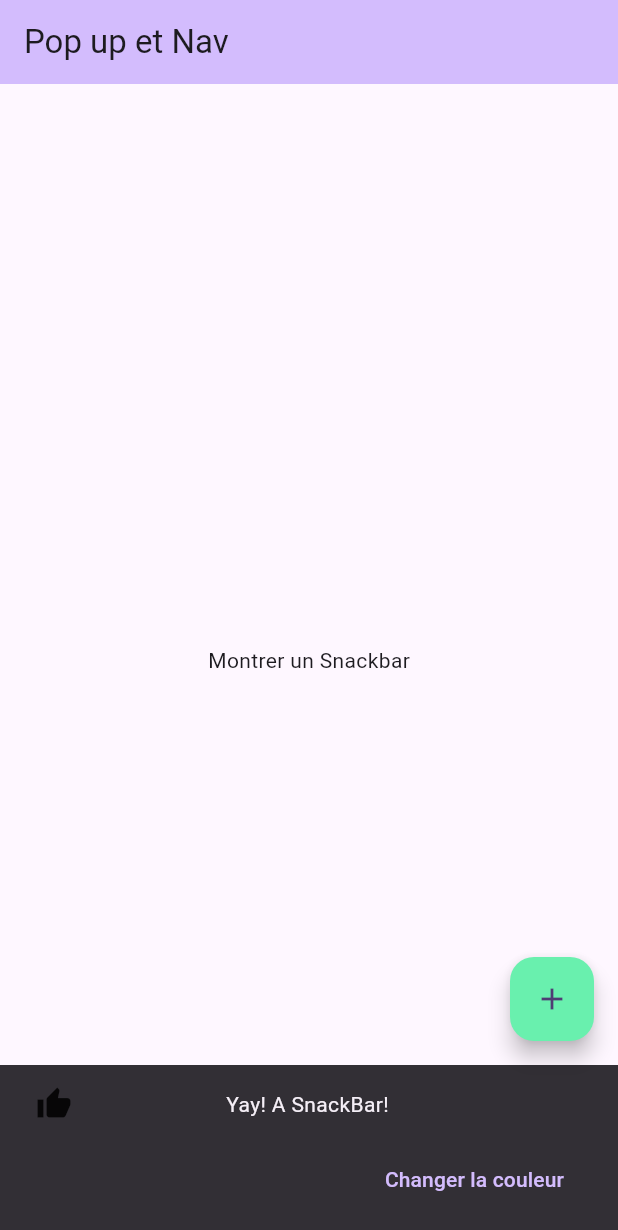
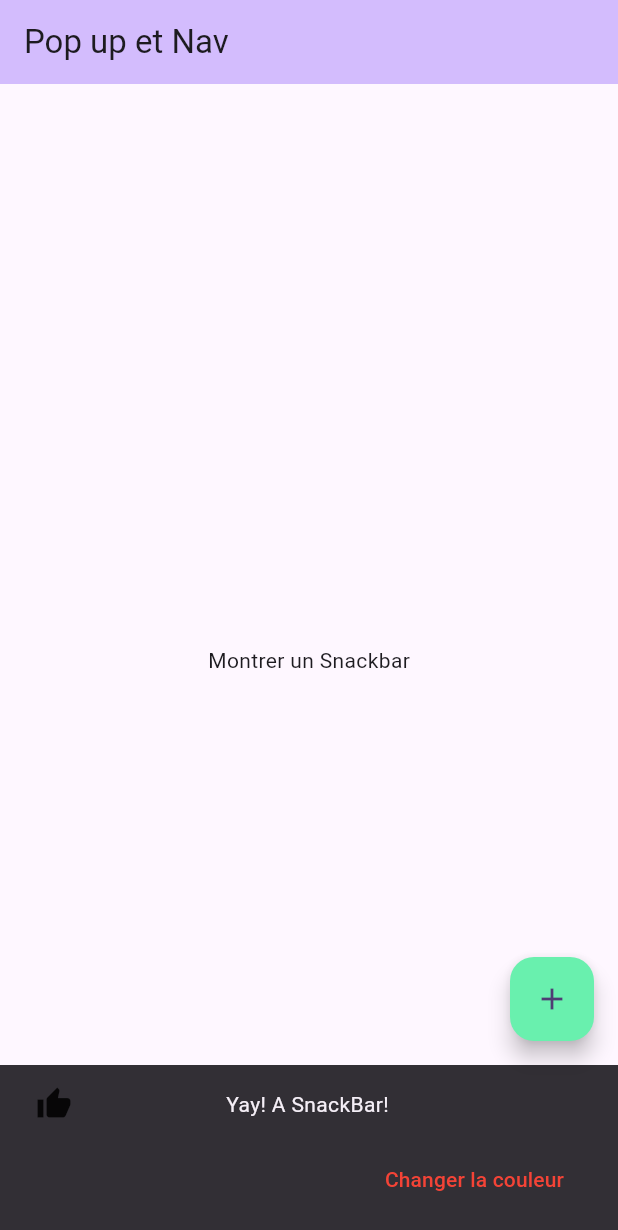
Before and after one commit to AshDest/State_full_widget, a Flutter app: the screen it shows after launch, after a tap on the "add" icon, on a phone screen of 412 x 824 dp. Shown: the top 1230 px of the screen. Run offline on Flutter 3.47's test engine with Material 2 defaults, Android fonts, the phone set to English and light mode, and no system bars.

Commit message:
action snackBar

```diff
--- a/lib/main.dart
+++ b/lib/main.dart
@@ -79,6 +79,7 @@ class _MyHomePageState extends State<MyHomePage> {
             btnColor = btnColor == Colors.greenAccent ? Colors.redAccent : Colors.greenAccent;
           });
         },
+        textColor: Colors.red,
       )
     );
     return snack;
```
